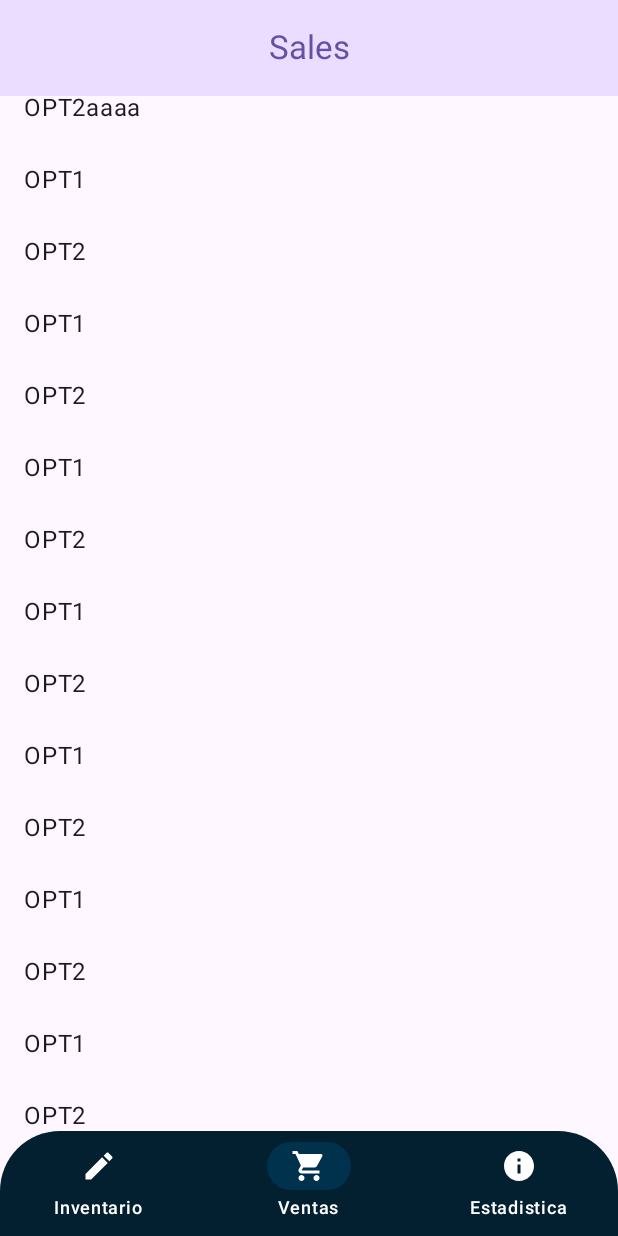
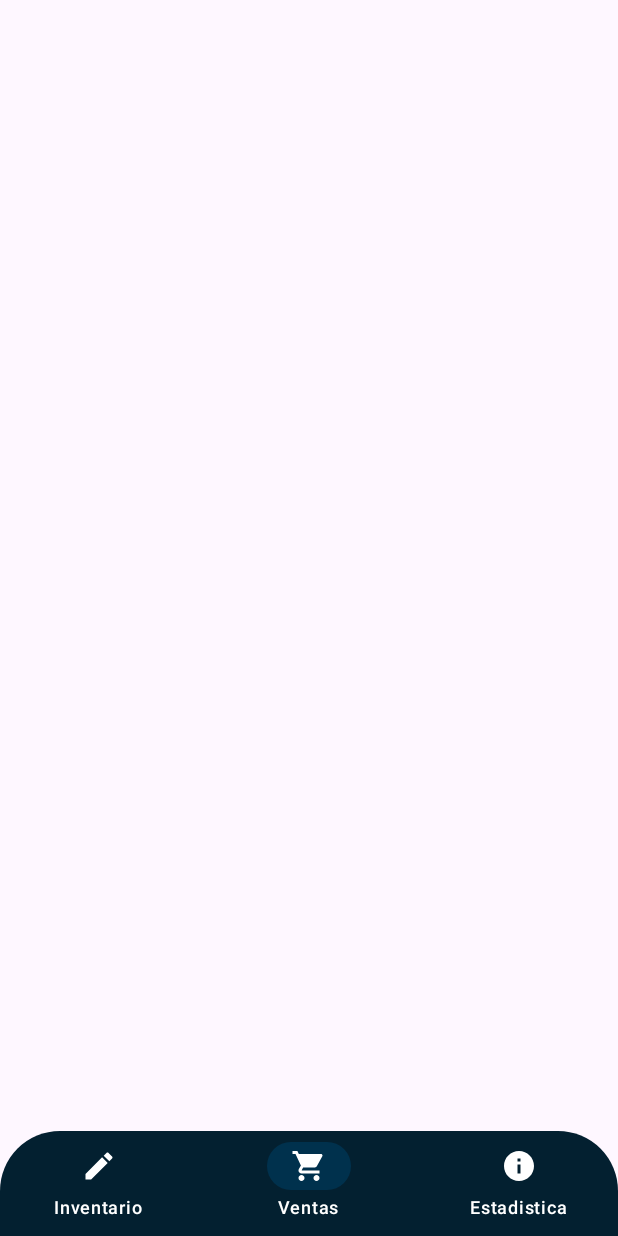
Before and after one commit to GerardoSCDev/android_local_manage_store, an Android app built with Jetpack Compose: the composable AppButtonNavBar shown on its own in the app's theme, item 2 of the bottom bar chosen, on a phone screen of 412 x 824 dp. Run offline under Robolectric (Android 15) with nearby library versions, the phone set to English and light mode, and no system bars; our stand-ins replace Room's generated code.

Commit message:
remove sales screen and add dummy

```diff
--- a/app/src/main/java/com/example/localmanagestore/Modules/Sales/Screens/SalesScreen.kt
+++ b/app/src/main/java/com/example/localmanagestore/Modules/Sales/Screens/SalesScreen.kt
@@ -1,74 +1,13 @@
 package com.example.localmanagestore.Modules.Sales.Screens
 
 import androidx.compose.foundation.layout.Box
-import androidx.compose.foundation.layout.Column
-import androidx.compose.foundation.layout.fillMaxWidth
-import androidx.compose.foundation.layout.height
-import androidx.compose.foundation.layout.padding
-import androidx.compose.foundation.rememberScrollState
-import androidx.compose.foundation.verticalScroll
-import androidx.compose.material3.CenterAlignedTopAppBar
+import androidx.compose.foundation.layout.fillMaxSize
 import androidx.compose.material3.ExperimentalMaterial3Api
-import androidx.compose.material3.MaterialTheme
-import androidx.compose.material3.Scaffold
-import androidx.compose.material3.Text
-import androidx.compose.material3.TopAppBar
-import androidx.compose.material3.TopAppBarDefaults
 import androidx.compose.runtime.Composable
-import androidx.compose.ui.Alignment
 import androidx.compose.ui.Modifier
-import androidx.compose.ui.unit.dp
-import com.example.localmanagestore.CommonUtils.AppComponents.AppButtonNavBar.AppScreens
 
 @OptIn(ExperimentalMaterial3Api::class)
 @Composable
 fun SalesScreen() {
-    Scaffold (
-        topBar = {
-            CenterAlignedTopAppBar(
-                colors = TopAppBarDefaults.topAppBarColors(
-                    containerColor = MaterialTheme.colorScheme.primaryContainer,
-                    titleContentColor = MaterialTheme.colorScheme.primary,
-                ),
-                title = { Text(text = AppScreens.Sales.name) }
-            )
-        }
-    ) { paddingValues ->
-
-
-
-        ListWithColum(
-            item = listOf(
-                "OPT1aaaa", "OPT2aaaa", "OPT1", "OPT2","OPT1", "OPT2", "OPT1", "OPT2","OPT1", "OPT2", "OPT1", "OPT2","OPT1", "OPT2", "OPT1", "OPT2","OPT1", "OPT2", "OPT1", "OPT2","OPT1", "OPT2", "OPT1", "OPT2","OPT1", "OPT2", "OPT1", "OPT2","OPT1", "OPT2", "OPT1", "OPT2"
-            )
-        )
-    }
+    Box(modifier = Modifier.fillMaxSize())
 }
-
-@Composable
-fun ListWithColum(item: List<String>) {
-    val scrollState = rememberScrollState()
-
-    Column(
-        modifier = Modifier.verticalScroll(scrollState)
-    ){
-        item.forEach { item ->
-
-            ListItemRow(item)
-
-        }
-    }
-}
-
-@Composable // (3)
-fun ListItemRow(item: String, modifier: Modifier = Modifier) {
-    Box(
-        modifier = modifier
-            .fillMaxWidth()
-            .height(48.dp)
-            .padding(horizontal = 16.dp, vertical = 8.dp),
-        contentAlignment = Alignment.CenterStart
-    ) {
-        Text(text = item, style = MaterialTheme.typography.bodyLarge)
-    }
-}
```
